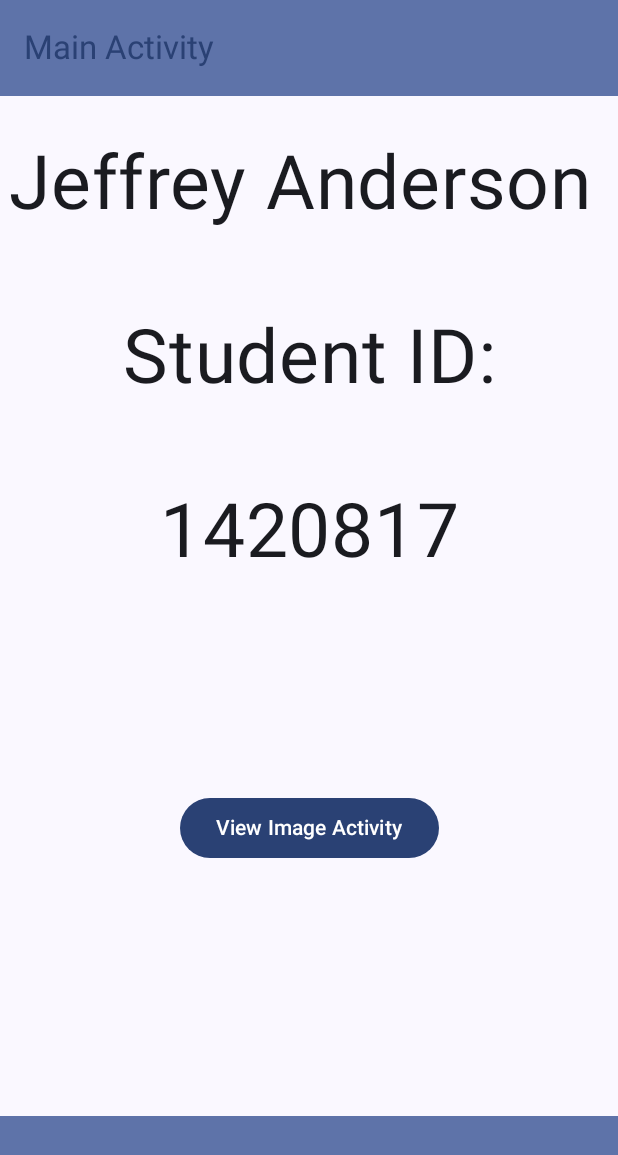
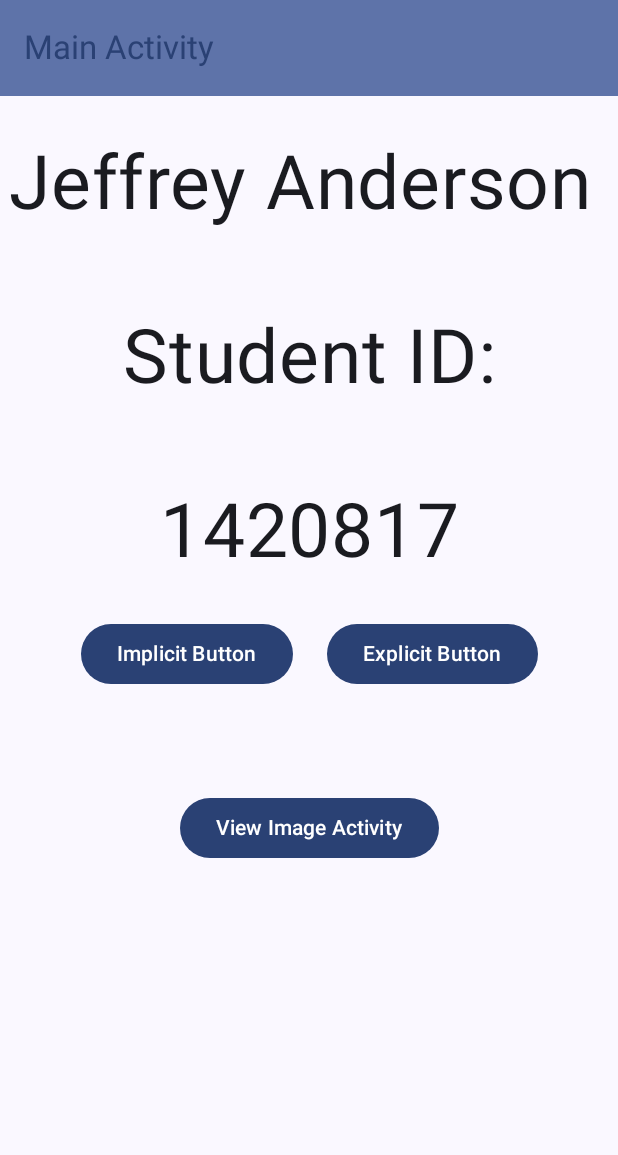
Before and after one commit to Jeffrey-Anderson392/Assignment2-CSCI412, an Android app built with Jetpack Compose: the screen it shows after launch (MainActivity), on a phone screen of 412 x 824 dp. Shown: the top 1155 px of the screen. Run offline under Robolectric (Android 15) with nearby library versions, the phone set to English and light mode, and no system bars.

Commit message:
added permission stuff and extra stuff that went missing

```diff
--- a/app/src/main/AndroidManifest.xml
+++ b/app/src/main/AndroidManifest.xml
@@ -2,6 +2,11 @@
 <manifest xmlns:android="http://schemas.android.com/apk/res/android"
     xmlns:tools="http://schemas.android.com/tools">
 
+    <permission android:name="com.example.mybasicapplication.MSE412"
+        android:protectionLevel="dangerous" />
+
+    <!-- Use the custom permission -->
+    <uses-permission android:name="com.example.mybasicapplication.MSE412" />
 
     <application
         android:allowBackup="true"
--- a/app/src/main/java/com/example/mybasicapplication/MainActivity.kt
+++ b/app/src/main/java/com/example/mybasicapplication/MainActivity.kt
@@ -4,6 +4,8 @@ import android.os.Bundle
 import androidx.activity.ComponentActivity
 import androidx.activity.compose.setContent
 import androidx.activity.enableEdgeToEdge
+import androidx.activity.result.ActivityResultLauncher
+import androidx.activity.result.contract.ActivityResultContracts
 import androidx.compose.foundation.layout.Arrangement
 import androidx.compose.foundation.layout.Box
 import androidx.compose.foundation.layout.fillMaxSize
@@ -40,21 +42,33 @@ import androidx.compose.ui.text.style.TextAlign
 import com.example.mybasicapplication.ui.theme.MyBasicApplicationTheme
 
 class MainActivity : ComponentActivity() {
+    private lateinit var requestPermissionLauncher: ActivityResultLauncher<String>
     override fun onCreate(savedInstanceState: Bundle?) {
         super.onCreate(savedInstanceState)
         //setContentView(R.layout.activity_main)
         enableEdgeToEdge()
         setContent {
             MyBasicApplicationTheme {
-                ScaffoldMainActivity()
+                ScaffoldMainActivity(requestPermissionLauncher)
+            }
+        }
+
+        requestPermissionLauncher = registerForActivityResult(ActivityResultContracts.RequestPermission()) { isGranted: Boolean ->
+            if (isGranted) {
+                // Permission granted, handle action
+                val intent = Intent("com.example.ACTION_OPEN_SECOND_ACTIVITY")
+                startActivity(intent)
+            } else {
+                // Permission denied, handle accordingly (e.g., show a message)
             }
         }
     }
+
 }
 
 @OptIn(ExperimentalMaterial3Api::class)
 @Composable
-fun ScaffoldMainActivity() {
+fun ScaffoldMainActivity(requestPermissionLauncher: ActivityResultLauncher<String>) {
     var presses by remember { mutableIntStateOf(0) }
     val context = LocalContext.current
     Scaffold(
@@ -72,30 +86,8 @@ fun ScaffoldMainActivity() {
 
                         )
                 },
-//                navigationIcon = {
-//                    IconButton(onClick = { val intent = Intent(context, MainActivity::class.java)
-//                        context.startActivity(intent) }) {
-//                        Icon(
-//                            imageVector = Icons.AutoMirrored.Filled.ArrowBack,
-//                            contentDescription = "Localized description"
-//                        )
-//                    }
-//                },
 
             )
-        },
-        bottomBar = {
-            BottomAppBar(
-                containerColor = MaterialTheme.colorScheme.primaryContainer,
-                contentColor = MaterialTheme.colorScheme.primary,
-            ) {
-                Text(
-                    modifier = Modifier
-                        .fillMaxWidth(),
-                    textAlign = TextAlign.Center,
-                    text = "",
-                )
-            }
         },
 
         ) { innerPadding ->
@@ -115,7 +107,7 @@ fun ScaffoldMainActivity() {
                     )
                 Row(modifier = Modifier.fillMaxWidth(), horizontalArrangement = Arrangement.Center)
                 {
-
+                    ImplicitButton(requestPermissionLauncher)
                     Text(
                         text = "     ",
                         lineHeight = 116.sp,
@@ -123,7 +115,7 @@ fun ScaffoldMainActivity() {
 
                         )
 
-
+                    ExplicitButton(requestPermissionLauncher)
                 }
                 Row(modifier = Modifier.fillMaxWidth(), horizontalArrangement = Arrangement.Center)
                 {
@@ -142,7 +134,41 @@ fun ScaffoldMainActivity() {
     }
 }
 
+@Composable
+fun ImplicitButton(requestPermissionLauncher: ActivityResultLauncher<String>, modifier: Modifier = Modifier) {
 
+    val context = LocalContext.current
+    Column (
+        modifier = modifier,
+        horizontalAlignment = Alignment.CenterHorizontally
+    ) {
+
+        Button(onClick =  {
+            requestPermissionLauncher.launch("com.example.mybasicapplication.MSE412")
+
+        }) {
+            Text("Implicit Button")
+
+        }
+    }
+}
+
+@Composable
+fun ExplicitButton(requestPermissionLauncher: ActivityResultLauncher<String>, modifier: Modifier = Modifier) {
+    val context = LocalContext.current
+    Column (
+        modifier = modifier,
+        horizontalAlignment = Alignment.CenterHorizontally
+    ) {
+        Button(onClick =  {
+            requestPermissionLauncher.launch("com.example.mybasicapplication.MSE412")
+
+        }) {
+            Text("Explicit Button")
+
+        }
+    }
+}
 
 
 @Composable
```
